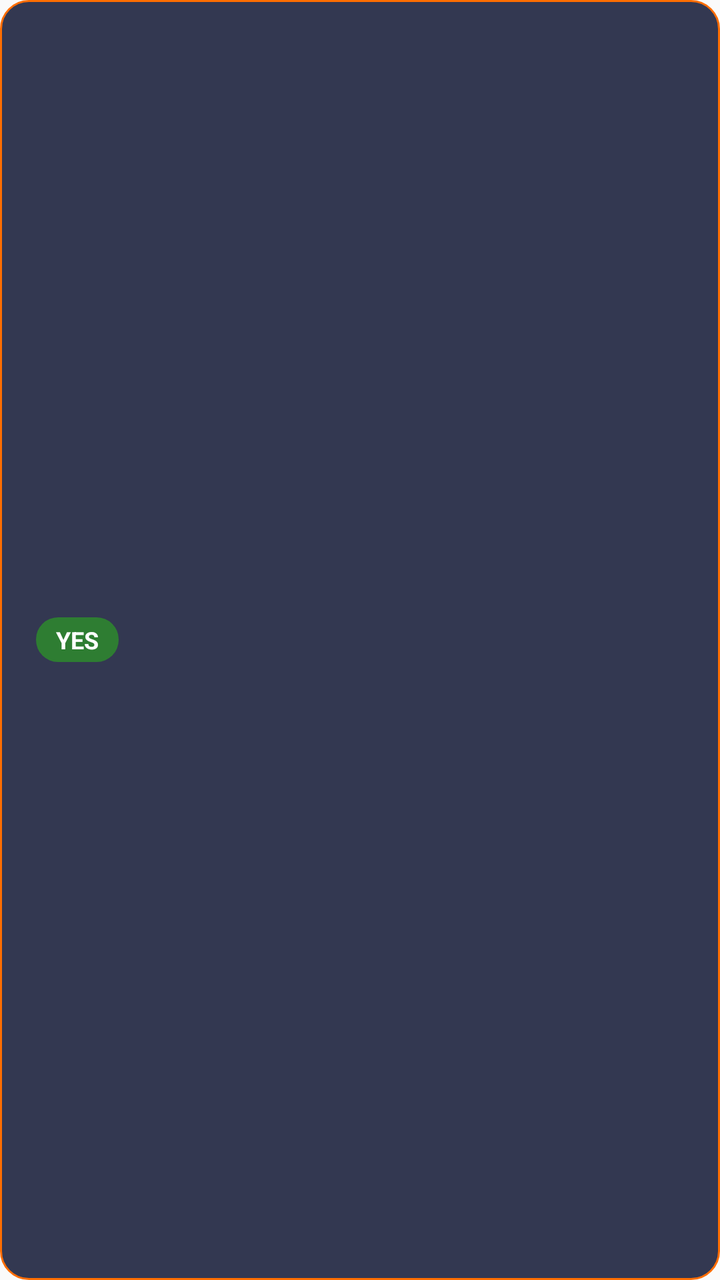
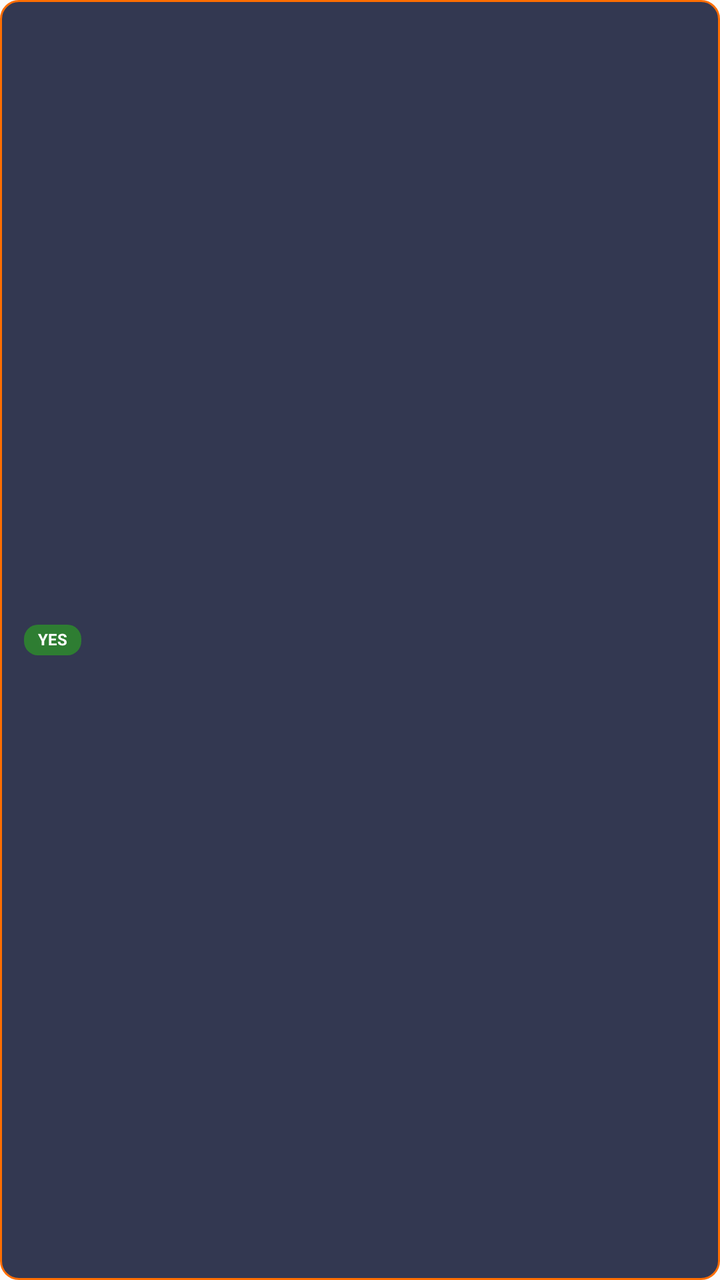

Compare the two renders of this Android layout. The source of the first and the diff that turns it into the second are given below.
<!-- AndroidManifest.xml: application theme AppTheme -->
<!-- res/layout/overlay_card.xml -->
<?xml version="1.0" encoding="utf-8"?>
<LinearLayout xmlns:android="http://schemas.android.com/apk/res/android"
    android:layout_width="wrap_content"
    android:layout_height="wrap_content"
    android:layout_marginBottom="4dp"
    android:background="@drawable/bg_overlay"
    android:elevation="4dp"
    android:gravity="center_vertical"
    android:orientation="horizontal"
    android:paddingStart="10dp"
    android:paddingTop="3dp"
    android:paddingEnd="3dp"
    android:paddingBottom="3dp">

    <TextView
        android:id="@+id/tvOverlayQuestion"
        android:layout_width="wrap_content"
        android:layout_height="wrap_content"
        android:ellipsize="end"
        android:maxWidth="170dp"
        android:maxLines="1"
        android:singleLine="true"
        android:textColor="#FFFFFF"
        android:textSize="13sp" />

    <TextView
        android:id="@+id/btnOverlayYes"
        android:layout_width="wrap_content"
        android:layout_height="wrap_content"
        android:layout_marginStart="8dp"
        android:background="@drawable/bg_yes"
        android:clickable="true"
        android:focusable="false"
        android:paddingStart="10dp"
        android:paddingTop="3dp"
        android:paddingEnd="10dp"
        android:paddingBottom="3dp"
        android:text="YES"
        android:textColor="#FFFFFF"
        android:textSize="12sp"
        android:textStyle="bold" />
</LinearLayout>
<!-- resources referenced by this layout -->
<resources>
  <!-- drawable bg_overlay (drawable) -->
  <shape xmlns:android="http://schemas.android.com/apk/res/android" android:shape="rectangle">
      <solid android:color="#E61E2440" />
      <corners android:radius="14dp" />
      <stroke android:width="1dp" android:color="#FF6D00" />
  </shape>
  <!-- drawable bg_yes (drawable) -->
  <ripple xmlns:android="http://schemas.android.com/apk/res/android" android:color="#55FFFFFF">
      <item>
          <shape android:shape="rectangle">
              <solid android:color="@color/success" />
              <corners android:radius="11dp" />
          </shape>
      </item>
  </ripple>
  <style name="AppTheme" parent="android:Theme.Material.Light.DarkActionBar">
          <item name="android:colorPrimary">@color/primary</item>
          <item name="android:colorPrimaryDark">@color/primary_dark</item>
          <item name="android:colorAccent">@color/accent</item>
      </style>
  <color name="success">#2E7D32</color>
  <color name="primary">#3D5AFE</color>
  <color name="primary_dark">#2A3EB1</color>
  <color name="accent">#FF6D00</color>
</resources>

<!-- the commit's change to res/layout/overlay_card.xml (unified diff, before → after) -->
@@ -2,41 +2,43 @@
 <LinearLayout xmlns:android="http://schemas.android.com/apk/res/android"
     android:layout_width="wrap_content"
     android:layout_height="wrap_content"
-    android:layout_marginBottom="4dp"
+    android:layout_marginBottom="3dp"
     android:background="@drawable/bg_overlay"
-    android:elevation="4dp"
+    android:elevation="3dp"
     android:gravity="center_vertical"
     android:orientation="horizontal"
-    android:paddingStart="10dp"
-    android:paddingTop="3dp"
-    android:paddingEnd="3dp"
-    android:paddingBottom="3dp">
+    android:paddingStart="7dp"
+    android:paddingTop="2dp"
+    android:paddingEnd="2dp"
+    android:paddingBottom="2dp">
 
     <TextView
         android:id="@+id/tvOverlayQuestion"
         android:layout_width="wrap_content"
         android:layout_height="wrap_content"
         android:ellipsize="end"
-        android:maxWidth="170dp"
+        android:includeFontPadding="false"
+        android:maxWidth="120dp"
         android:maxLines="1"
         android:singleLine="true"
         android:textColor="#FFFFFF"
-        android:textSize="13sp" />
+        android:textSize="9sp" />
 
     <TextView
         android:id="@+id/btnOverlayYes"
         android:layout_width="wrap_content"
         android:layout_height="wrap_content"
-        android:layout_marginStart="8dp"
+        android:layout_marginStart="5dp"
         android:background="@drawable/bg_yes"
         android:clickable="true"
         android:focusable="false"
-        android:paddingStart="10dp"
+        android:includeFontPadding="false"
+        android:paddingStart="7dp"
         android:paddingTop="3dp"
-        android:paddingEnd="10dp"
+        android:paddingEnd="7dp"
         android:paddingBottom="3dp"
         android:text="YES"
         android:textColor="#FFFFFF"
-        android:textSize="12sp"
+        android:textSize="8sp"
         android:textStyle="bold" />
 </LinearLayout>
<!-- resource entries referenced after the edit -->
@@ -3,7 +3,7 @@
   <!-- drawable bg_overlay (drawable) -->
   <shape xmlns:android="http://schemas.android.com/apk/res/android" android:shape="rectangle">
       <solid android:color="#E61E2440" />
-      <corners android:radius="14dp" />
+      <corners android:radius="9dp" />
       <stroke android:width="1dp" android:color="#FF6D00" />
   </shape>
   <!-- drawable bg_yes (drawable) -->
@@ -11,7 +11,7 @@
       <item>
           <shape android:shape="rectangle">
               <solid android:color="@color/success" />
-              <corners android:radius="11dp" />
+              <corners android:radius="7dp" />
           </shape>
       </item>
   </ripple>
